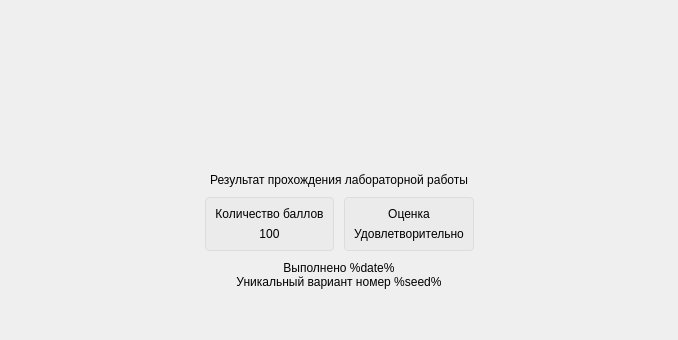
Before: the Qt Designer form screen/screensummary.ui in bukhmastov/fpsp, drawn with Qt 5; both pictures show x 0 to 678 and y 0 to 340 of the 678 by 486 pixel window.
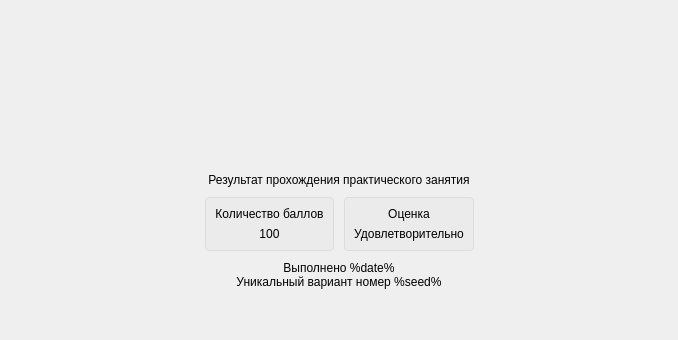
After: the same form once the commit is applied.

The edit to the form file:
```diff
--- a/screen/screensummary.ui
+++ b/screen/screensummary.ui
@@ -313,7 +313,7 @@
         <string notr="true">font: 75 16pt &quot;MS Shell Dlg 2&quot;;</string>
        </property>
        <property name="text">
-        <string>Результат прохождения лабораторной работы</string>
+        <string>Результат прохождения практического занятия</string>
        </property>
        <property name="alignment">
         <set>Qt::AlignCenter</set>
```
